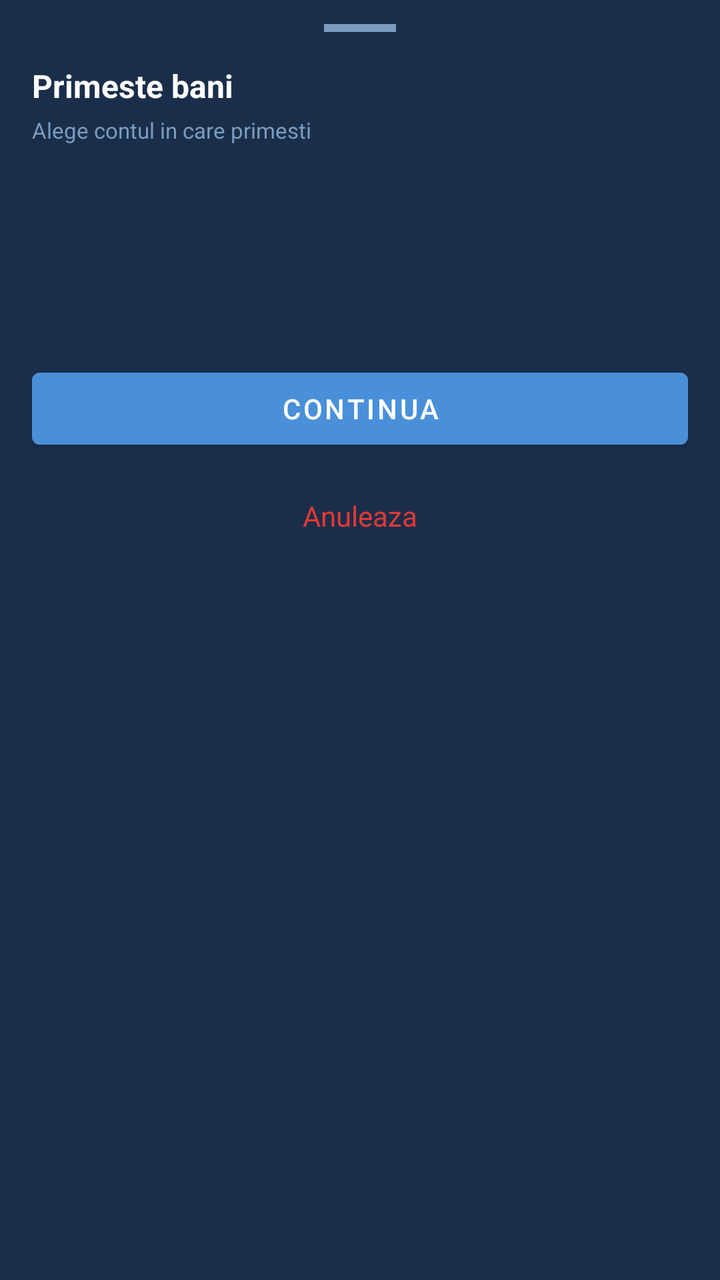
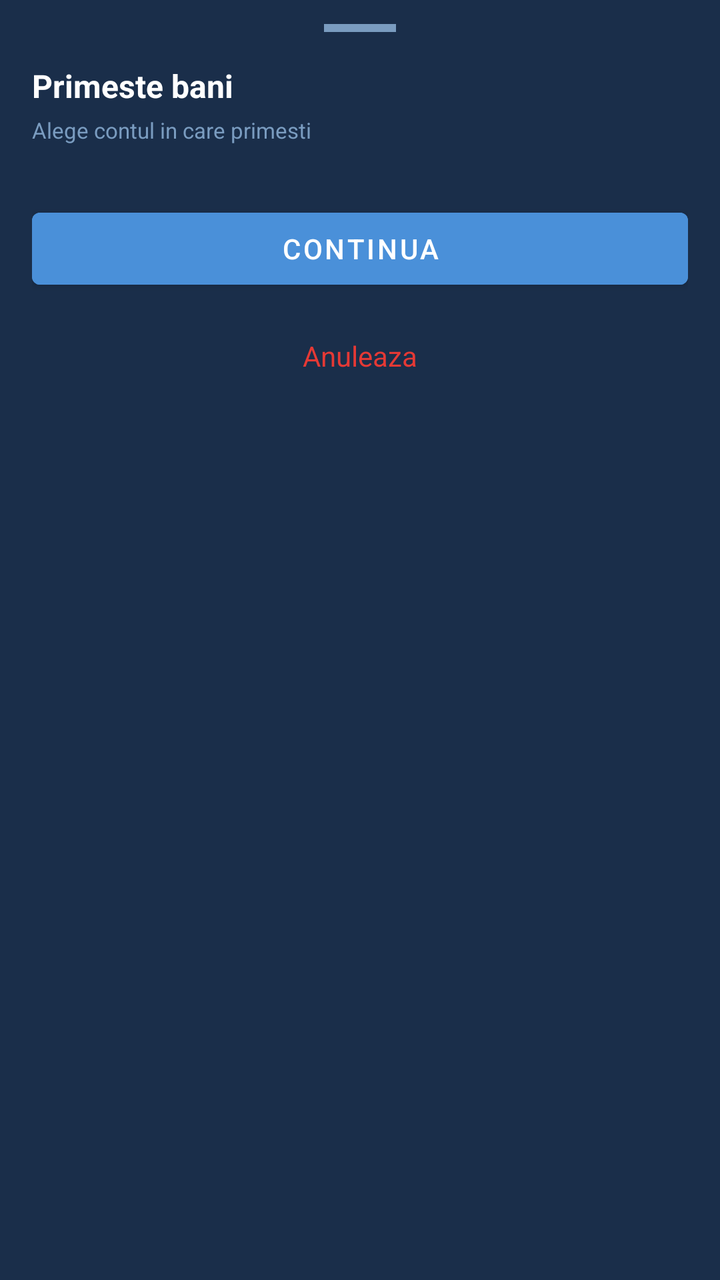

Screens rendered from an Android XML layout before and after an edit, with the pre-edit source and the edit as a unified diff.
<!-- AndroidManifest.xml: application theme Theme.LicentaMultibankingApp -->
<!-- res/layout/bottom_sheet_primeste.xml -->
<?xml version="1.0" encoding="utf-8"?>
<LinearLayout xmlns:android="http://schemas.android.com/apk/res/android"
    android:layout_width="match_parent"
    android:layout_height="wrap_content"
    android:orientation="vertical"
    android:background="#1A2E4A">

    <View
        android:layout_width="36dp"
        android:layout_height="4dp"
        android:background="#7A9CC0"
        android:layout_gravity="center_horizontal"
        android:layout_marginTop="12dp"
        android:layout_marginBottom="16dp"/>

    <ViewFlipper
        android:id="@+id/viewFlipperPrimeste"
        android:layout_width="match_parent"
        android:layout_height="wrap_content">

        
        <LinearLayout
            android:layout_width="match_parent"
            android:layout_height="wrap_content"
            android:orientation="vertical"
            android:paddingStart="16dp"
            android:paddingEnd="16dp"
            android:paddingBottom="24dp">

            <TextView
                android:layout_width="wrap_content"
                android:layout_height="wrap_content"
                android:text="Primeste bani"
                android:textColor="#FFFFFF"
                android:textSize="16sp"
                android:textStyle="bold"
                android:layout_marginBottom="4dp"/>

            <TextView
                android:layout_width="wrap_content"
                android:layout_height="wrap_content"
                android:text="Alege contul in care primesti"
                android:textColor="#7A9CC0"
                android:textSize="11sp"
                android:layout_marginBottom="12dp"/>

            <androidx.recyclerview.widget.RecyclerView
                android:id="@+id/rvCarduriPrimeste"
                android:layout_width="match_parent"
                android:layout_height="80dp"
                android:orientation="horizontal"
                android:clipToPadding="false"
                android:paddingEnd="32dp"
                android:layout_marginBottom="16dp"/>

            <Button
                android:id="@+id/btnContinuaPrimeste"
                android:layout_width="match_parent"
                android:layout_height="wrap_content"
                android:text="Continua"
                android:backgroundTint="#4A90D9"
                android:textColor="#FFFFFF"
                android:layout_marginBottom="8dp"/>

            <TextView
                android:id="@+id/tvAnuleazaPrimeste"
                android:layout_width="match_parent"
                android:layout_height="wrap_content"
                android:text="Anuleaza"
                android:textColor="#E53935"
                android:gravity="center"
                android:padding="12dp"/>

        </LinearLayout>

        
        <LinearLayout
            android:layout_width="match_parent"
            android:layout_height="wrap_content"
            android:orientation="vertical"
            android:paddingStart="16dp"
            android:paddingEnd="16dp"
            android:paddingBottom="24dp">

            <TextView
                android:layout_width="wrap_content"
                android:layout_height="wrap_content"
                android:text="Cum vrei sa primesti?"
                android:textColor="#FFFFFF"
                android:textSize="16sp"
                android:textStyle="bold"
                android:layout_marginBottom="4dp"/>

            <TextView
                android:id="@+id/tvSubtitluMetoda"
                android:layout_width="wrap_content"
                android:layout_height="wrap_content"
                android:text="BCR · ···· 1234"
                android:textColor="#7A9CC0"
                android:textSize="11sp"
                android:layout_marginBottom="16dp"/>

            
            <LinearLayout
                android:id="@+id/optionIbanPrimeste"
                android:layout_width="match_parent"
                android:layout_height="wrap_content"
                android:orientation="horizontal"
                android:gravity="center_vertical"
                android:background="#12203A"
                android:padding="14dp"
                android:layout_marginBottom="10dp">

                <TextView
                    android:layout_width="38dp"
                    android:layout_height="38dp"
                    android:gravity="center"
                    android:text="IB"
                    android:textColor="#B0C8F0"
                    android:textSize="12sp"
                    android:background="#1A3C6E"
                    android:layout_marginEnd="12dp"/>

                <LinearLayout
                    android:layout_width="0dp"
                    android:layout_height="wrap_content"
                    android:layout_weight="1"
                    android:orientation="vertical">

                    <TextView
                        android:layout_width="wrap_content"
                        android:layout_height="wrap_content"
                        android:text="IBAN"
                        android:textColor="#FFFFFF"
                        android:textSize="13sp"
                        android:textStyle="bold"/>

                    <TextView
                        android:layout_width="wrap_content"
                        android:layout_height="wrap_content"
                        android:text="Copiaza sau distribuie IBAN-ul"
                        android:textColor="#7A9CC0"
                        android:textSize="11sp"/>

                </LinearLayout>

                <ImageView
                    android:layout_width="16dp"
                    android:layout_height="16dp"
                    android:src="@drawable/ic_transactions"/>

            </LinearLayout>

            
            <LinearLayout
                android:id="@+id/optionQRPrimeste"
                android:layout_width="match_parent"
                android:layout_height="wrap_content"
                android:orientation="horizontal"
                android:gravity="center_vertical"
                android:background="#12203A"
                android:padding="14dp"
                android:layout_marginBottom="20dp">

                <TextView
                    android:layout_width="38dp"
                    android:layout_height="38dp"
                    android:gravity="center"
                    android:text="QR"
                    android:textColor="#B0C8F0"
                    android:textSize="12sp"
                    android:background="#1A3C6E"
                    android:layout_marginEnd="12dp"/>

                <LinearLayout
                    android:layout_width="0dp"
                    android:layout_height="wrap_content"
                    android:layout_weight="1"
                    android:orientation="vertical">

                    <TextView
                        android:layout_width="wrap_content"
                        android:layout_height="wrap_content"
                        android:text="Cod QR"
                        android:textColor="#FFFFFF"
                        android:textSize="13sp"
                        android:textStyle="bold"/>

                    <TextView
                        android:layout_width="wrap_content"
                        android:layout_height="wrap_content"
                        android:text="Genereaza QR de plata RoPay"
                        android:textColor="#7A9CC0"
                        android:textSize="11sp"/>

                </LinearLayout>

                <ImageView
                    android:layout_width="16dp"
                    android:layout_height="16dp"
                    android:src="@drawable/ic_transactions"/>

            </LinearLayout>

            <TextView
                android:id="@+id/tvInapoiPrimeste"
                android:layout_width="match_parent"
                android:layout_height="wrap_content"
                android:text="Inapoi"
                android:textColor="#4A90D9"
                android:gravity="center"
                android:padding="12dp"/>

        </LinearLayout>

        
        <LinearLayout
            android:layout_width="match_parent"
            android:layout_height="wrap_content"
            android:orientation="vertical"
            android:paddingStart="16dp"
            android:paddingEnd="16dp"
            android:paddingBottom="24dp">

            <TextView
                android:layout_width="wrap_content"
                android:layout_height="wrap_content"
                android:text="Cod QR de plata"
                android:textColor="#FFFFFF"
                android:textSize="16sp"
                android:textStyle="bold"
                android:layout_marginBottom="4dp"/>

            <TextView
                android:layout_width="wrap_content"
                android:layout_height="wrap_content"
                android:text="Cel care plateste scaneaza acest QR"
                android:textColor="#7A9CC0"
                android:textSize="11sp"
                android:layout_marginBottom="16dp"/>

            
            <TextView
                android:layout_width="wrap_content"
                android:layout_height="wrap_content"
                android:text="QR demo · RoPay"
                android:textColor="#90CAF9"
                android:textSize="10sp"
                android:background="#0D47A1"
                android:paddingStart="8dp"
                android:paddingEnd="8dp"
                android:paddingTop="3dp"
                android:paddingBottom="3dp"
                android:layout_marginBottom="12dp"/>

            
            <ImageView
                android:id="@+id/ivQrCode"
                android:layout_width="180dp"
                android:layout_height="180dp"
                android:layout_gravity="center_horizontal"
                android:layout_marginBottom="12dp"
                android:background="#FFFFFF"
                android:padding="8dp"/>

            <TextView
                android:id="@+id/tvQrInfo"
                android:layout_width="match_parent"
                android:layout_height="wrap_content"
                android:text="BCR · ···· 1234"
                android:textColor="#7A9CC0"
                android:textSize="11sp"
                android:gravity="center"
                android:layout_marginBottom="8dp"/>

            
            <LinearLayout
                android:layout_width="match_parent"
                android:layout_height="wrap_content"
                android:background="#12203A"
                android:padding="10dp"
                android:layout_marginBottom="16dp">

                <TextView
                    android:layout_width="match_parent"
                    android:layout_height="wrap_content"
                    android:text="In implementarea reala, acest QR ar fi generat prin infrastructura RoPay si scanat din orice aplicatie bancara participanta."
                    android:textColor="#7A9CC0"
                    android:textSize="10sp"
                    android:gravity="center"/>

            </LinearLayout>

            <Button
                android:id="@+id/btnSalveazaQr"
                android:layout_width="match_parent"
                android:layout_height="wrap_content"
                android:text="Salveaza QR"
                android:backgroundTint="#4A90D9"
                android:textColor="#FFFFFF"
                android:layout_marginBottom="8dp"/>

            <TextView
                android:id="@+id/tvInapoiQr"
                android:layout_width="match_parent"
                android:layout_height="wrap_content"
                android:text="Inapoi"
                android:textColor="#4A90D9"
                android:gravity="center"
                android:padding="12dp"/>

        </LinearLayout>

    </ViewFlipper>

</LinearLayout>
<!-- resources referenced by this layout -->
<resources>
  <!-- drawable ic_transactions (drawable) -->
  <vector xmlns:android="http://schemas.android.com/apk/res/android" android:height="24dp" android:tint="#000000" android:viewportHeight="960" android:viewportWidth="960" android:width="24dp">
        
      <path android:fillColor="@android:color/white" android:pathData="M80,880L80,80L160,80L160,880L80,880ZM520,680L520,280L640,280L640,680L520,680ZM280,680L280,280L400,280L400,680L280,680Z"/>
      
  </vector>
  <style name="Theme.LicentaMultibankingApp" parent="Base.Theme.LicentaMultibankingApp" />
  <style name="Base.Theme.LicentaMultibankingApp" parent="Theme.MaterialComponents.DayNight.NoActionBar">
          <item name="android:textColorHint">#888888</item>
          
          
      </style>
</resources>

<!-- the commit's change to res/layout/bottom_sheet_primeste.xml (unified diff, before → after) -->
@@ -47,7 +47,7 @@
             <androidx.recyclerview.widget.RecyclerView
                 android:id="@+id/rvCarduriPrimeste"
                 android:layout_width="match_parent"
-                android:layout_height="80dp"
+                android:layout_height="wrap_content"
                 android:orientation="horizontal"
                 android:clipToPadding="false"
                 android:paddingEnd="32dp"
